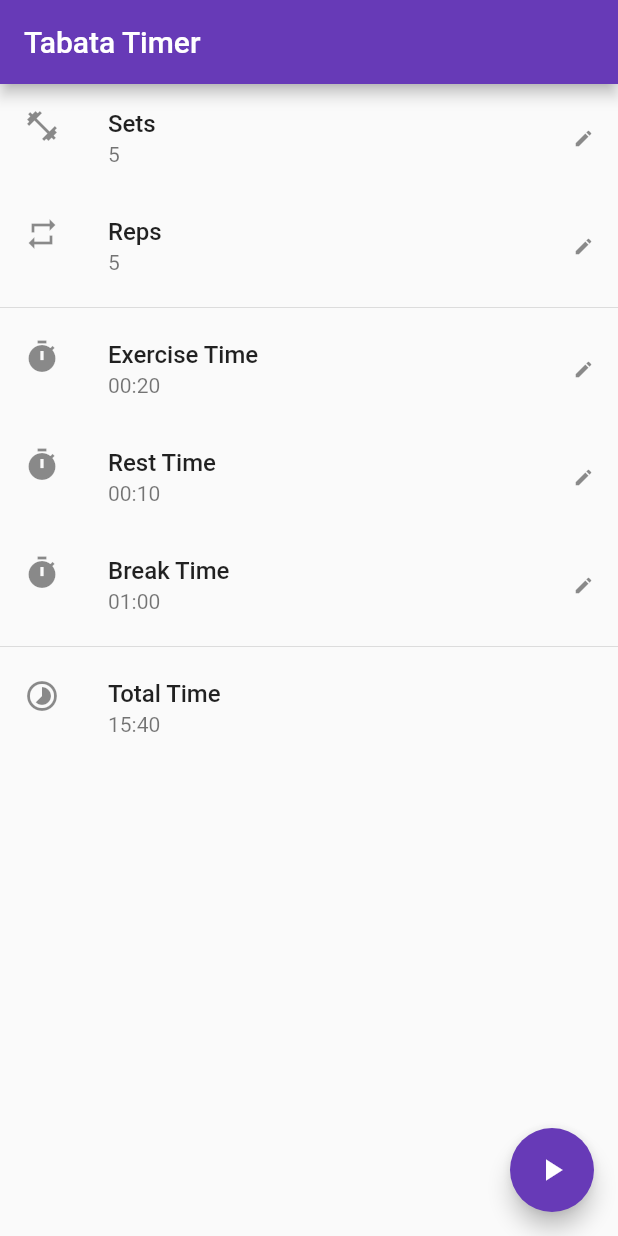
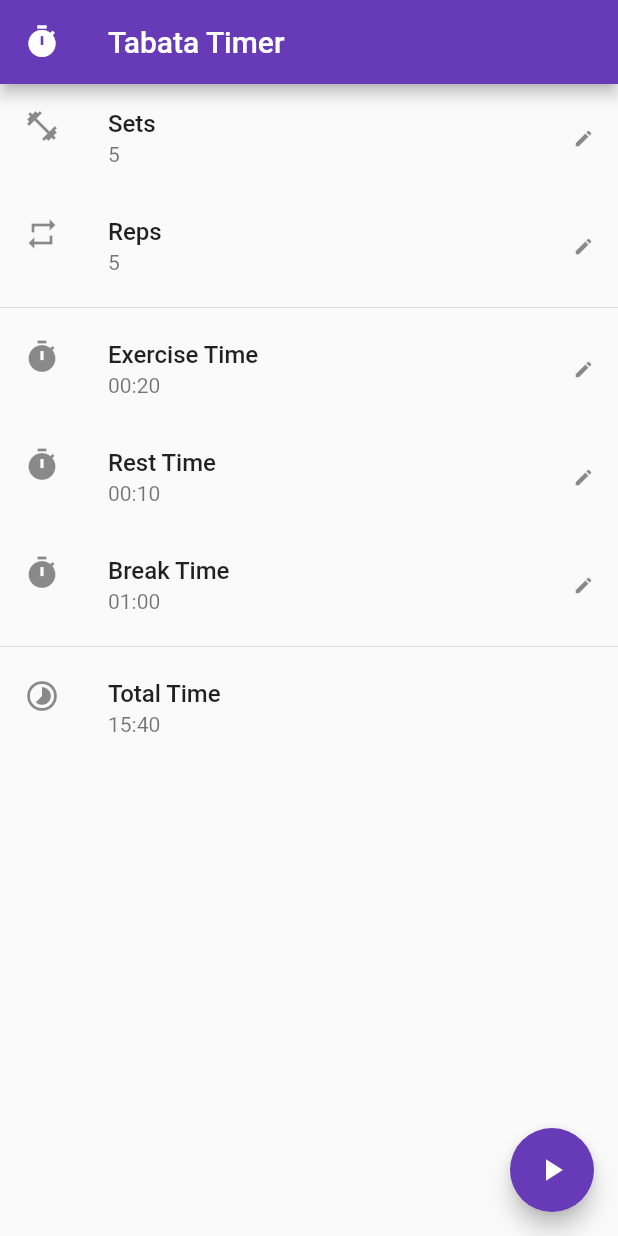
Before and after one commit to insin/tabata_timer, a Flutter app: the screen it shows after launch, on a phone screen of 412 x 824 dp. Run offline on Flutter 3.47's test engine with Material 2 defaults, Android fonts, the phone set to English and light mode, and no system bars; our stand-ins replace audioplayers, auto_size_text, numberpicker; missing offline and left inert: screen.

```diff
--- a/lib/screens/tabata_screen.dart
+++ b/lib/screens/tabata_screen.dart
@@ -20,9 +20,7 @@ class _TabataScreenState extends State<TabataScreen> {
 
   Widget build(BuildContext context) {
     return Scaffold(
-        appBar: AppBar(
-          title: Text('Tabata Timer'),
-        ),
+        appBar: AppBar(title: Text('Tabata Timer'), leading: Icon(Icons.timer)),
         body: ListView(
           children: <Widget>[
             ListTile(
```
Also changed, not shown: 19 other files.
